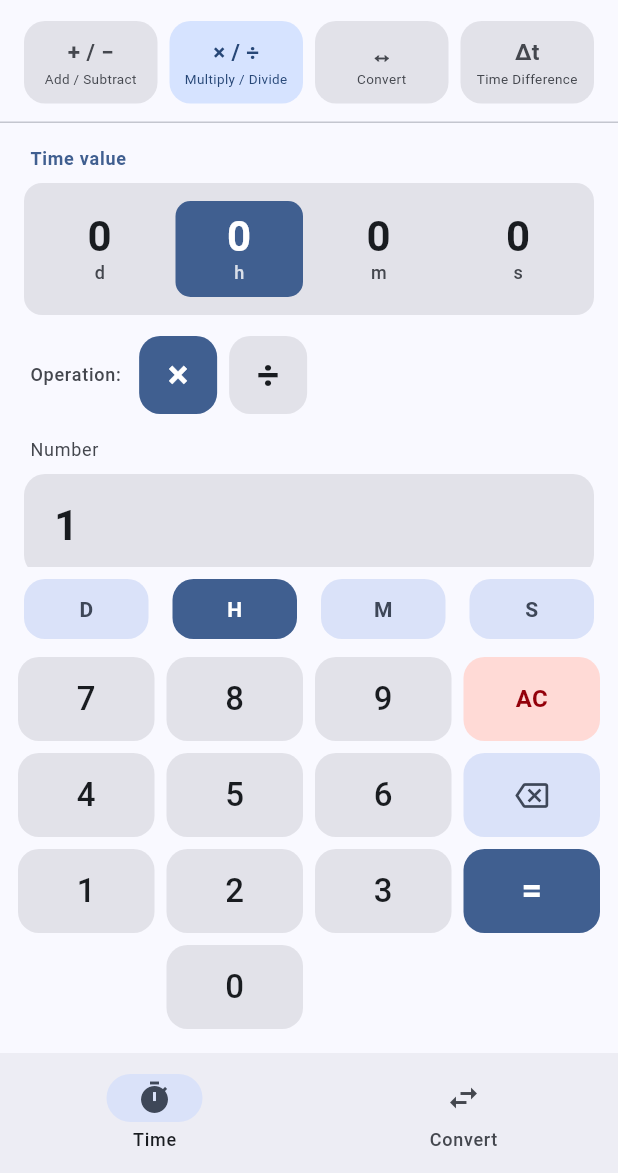
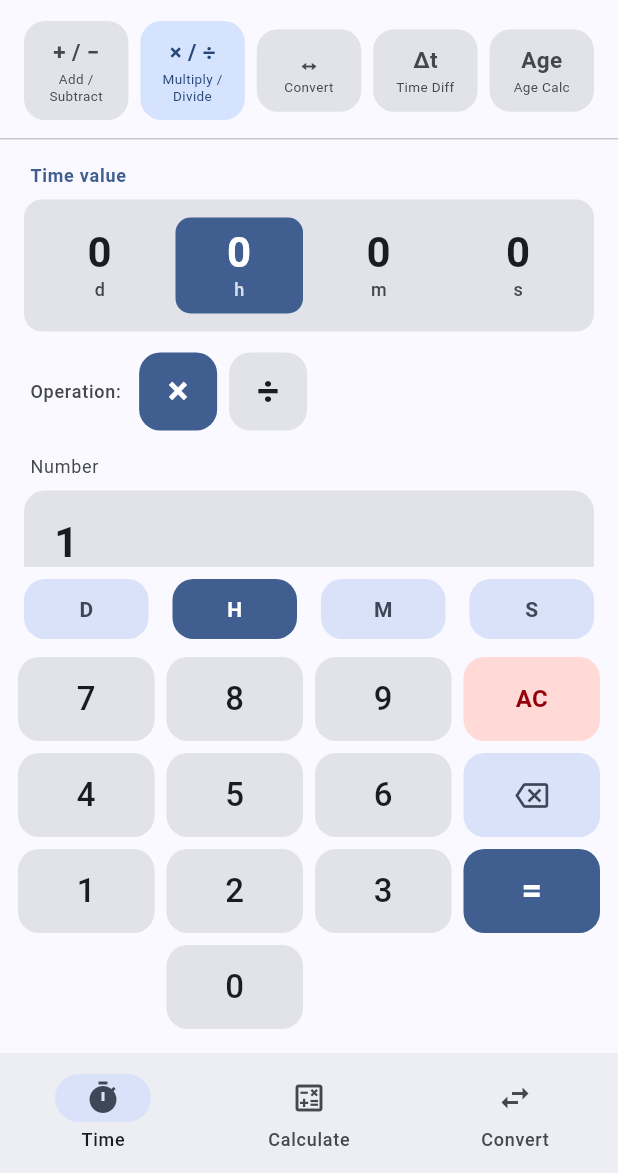
Before and after one commit to ProjectBasisLLC/Universal_Calculator-app, a Flutter app: the screen it shows after launch, after a tap on "× / ÷", on a phone screen of 412 x 824 dp, the part 63-1236 px from its top. Run offline on Flutter 3.47's test engine with Material 3 defaults, Android fonts, the phone set to English and light mode, and no system bars.

Commit message:
Add calculator tab, age calculator, 5 converter categories, and copy-to-clipboard
- Standard calculator screen (3rd bottom-nav tab): +/−/×/÷/%, chained ops, active-operator highlight, long-press copy
- Age calculator mode under Time tab: date picker → years/months/days, total days, next birthday countdown
- 5 new converter categories: Pressure, Energy, Power, Fuel Economy (L/100km inverse handling), Angle
- Long-press copy on all result rows in converter and tip screens

Co-Authored-By: Claude Sonnet 4.6 <noreply@anthropic.com>

```diff
--- a/lib/screens/app_shell.dart
+++ b/lib/screens/app_shell.dart
@@ -1,5 +1,6 @@
 import 'package:flutter/material.dart';
 import 'home_screen.dart';
+import 'calculator_screen.dart';
 import 'unit_converter_home.dart';
 
 class AppShell extends StatefulWidget {
@@ -18,6 +19,7 @@ class _AppShellState extends State<AppShell> {
         index: _tab,
         children: const [
           HomeScreen(),
+          CalculatorScreen(),
           UnitConverterHome(),
         ],
       ),
@@ -31,6 +33,11 @@ class _AppShellState extends State<AppShell> {
             label: 'Time',
           ),
           NavigationDestination(
+            icon: Icon(Icons.calculate_outlined),
+            selectedIcon: Icon(Icons.calculate),
+            label: 'Calculate',
+          ),
+          NavigationDestination(
             icon: Icon(Icons.swap_horiz_outlined),
             selectedIcon: Icon(Icons.swap_horiz),
             label: 'Convert',
--- /dev/null
+++ b/lib/screens/calculator_screen.dart
@@ -0,0 +1,278 @@
+import 'package:flutter/material.dart';
+import 'package:flutter/services.dart';
+
+class CalculatorScreen extends StatefulWidget {
+  const CalculatorScreen({super.key});
+
+  @override
+  State<CalculatorScreen> createState() => _CalculatorScreenState();
+}
+
+class _CalculatorScreenState extends State<CalculatorScreen> {
+  String _display = '0';
+  double? _firstOperand;
+  String? _operator;
+  bool _waitingForSecond = false;
+  bool _justEvaluated = false;
+
+  void _onDigit(String digit) {
+    setState(() {
+      if (_waitingForSecond) {
+        _display = digit == '.' ? '0.' : digit;
+        _waitingForSecond = false;
+      } else if (_display == '0' && digit != '.') {
+        _display = digit;
+      } else if (digit == '.' && _display.contains('.')) {
+        return;
+      } else {
+        if (_display.replaceAll('-', '').replaceAll('.', '').length < 12) {
+          _display += digit;
+        }
+      }
+      _justEvaluated = false;
+    });
+  }
+
+  void _onOperator(String op) {
+    setState(() {
+      final value = double.tryParse(_display) ?? 0;
+      if (_firstOperand != null && !_waitingForSecond && !_justEvaluated) {
+        _display = _fmt(_calculate(_firstOperand!, _operator!, value));
+      }
+      _firstOperand = double.tryParse(_display);
+      _operator = op;
+      _waitingForSecond = true;
+      _justEvaluated = false;
+    });
+  }
+
+  void _onEquals() {
+    if (_firstOperand == null || _operator == null || _waitingForSecond) return;
+    setState(() {
+      final second = double.tryParse(_display) ?? 0;
+      _display = _fmt(_calculate(_firstOperand!, _operator!, second));
+      _firstOperand = null;
+      _operator = null;
+      _justEvaluated = true;
+    });
+  }
+
+  void _onClear() {
+    setState(() {
+      _display = '0';
+      _firstOperand = null;
+      _operator = null;
+      _waitingForSecond = false;
+      _justEvaluated = false;
+    });
+  }
+
+  void _onToggleSign() {
+    setState(() {
+      final v = double.tryParse(_display) ?? 0;
+      _display = _fmt(-v);
+    });
+  }
+
+  void _onPercent() {
+    setState(() {
+      final v = double.tryParse(_display) ?? 0;
+      _display = _fmt(v / 100);
+    });
+  }
+
+  double _calculate(double a, String op, double b) => switch (op) {
+        '+' => a + b,
+        '−' => a - b,
+        '×' => a * b,
+        '÷' => b == 0 ? double.nan : a / b,
+        _ => b,
+      };
+
+  String _fmt(double value) {
+    if (value.isNaN || value.isInfinite) return 'Error';
+    if (value == value.truncateToDouble() && value.abs() < 1e15) {
+      return value.toInt().toString();
+    }
+    String s = value.toStringAsFixed(10);
+    s = s.replaceAll(RegExp(r'0+$'), '');
+    s = s.replaceAll(RegExp(r'\.$'), '');
+    return s;
+  }
+
+  @override
+  Widget build(BuildContext context) {
+    final theme = Theme.of(context);
+    final isDark = theme.brightness == Brightness.dark;
+
+    final opBg = theme.colorScheme.primary;
+    final opFg = theme.colorScheme.onPrimary;
+    final funcBg = theme.colorScheme.secondaryContainer;
+    final funcFg = theme.colorScheme.onSecondaryContainer;
+    final numBg = isDark
+        ? theme.colorScheme.surfaceContainerHighest
+        : theme.colorScheme.surfaceContainerLow;
+    final numFg = theme.colorScheme.onSurface;
+
+    return Scaffold(
+      backgroundColor: theme.colorScheme.surface,
+      appBar: AppBar(
+        title: const Text(
+          'Calculator',
+          style: TextStyle(fontWeight: FontWeight.w700, letterSpacing: 0.3),
+        ),
+        centerTitle: true,
+        backgroundColor: theme.colorScheme.surface,
+        surfaceTintColor: Colors.transparent,
+        elevation: 0,
+      ),
+      body: Column(
+        children: [
+          Expanded(
+            flex: 2,
+            child: GestureDetector(
+              onLongPress: () {
+                Clipboard.setData(ClipboardData(text: _display));
+                ScaffoldMessenger.of(context).showSnackBar(
+                  const SnackBar(
+                    content: Text('Copied to clipboard'),
+                    duration: Duration(seconds: 1),
+                  ),
+                );
+              },
+              child: Container(
+                width: double.infinity,
+                padding: const EdgeInsets.symmetric(horizontal: 24, vertical: 8),
+                alignment: Alignment.bottomRight,
+                child: Column(
+                  mainAxisAlignment: MainAxisAlignment.end,
+                  crossAxisAlignment: CrossAxisAlignment.end,
+                  children: [
+                    if (_operator != null)
+                      Text(
+                        '${_fmt(_firstOperand ?? 0)} $_operator',
+                        style: theme.textTheme.titleMedium?.copyWith(
+                          color: theme.colorScheme.onSurfaceVariant,
+                        ),
+                      ),
+                    FittedBox(
+                      fit: BoxFit.scaleDown,
+                      alignment: Alignment.centerRight,
+                      child: Text(
+                        _display,
+                        style: theme.textTheme.displayLarge?.copyWith(
+                          fontWeight: FontWeight.w300,
+                          color: theme.colorScheme.onSurface,
+                        ),
+                      ),
+                    ),
+                  ],
+                ),
+              ),
+            ),
+          ),
+          Expanded(
+            flex: 5,
+            child: Padding(
+              padding: const EdgeInsets.fromLTRB(12, 0, 12, 12),
+              child: Column(
+                children: [
+                  _row([
+                    _Btn(label: (_display == '0' && _firstOperand == null) ? 'AC' : 'C', bg: funcBg, fg: funcFg, onTap: _onClear),
+                    _Btn(label: '+/−', bg: funcBg, fg: funcFg, onTap: _onToggleSign),
+                    _Btn(label: '%', bg: funcBg, fg: funcFg, onTap: _onPercent),
+                    _Btn(label: '÷', bg: opBg, fg: opFg, active: _operator == '÷', onTap: () => _onOperator('÷')),
+                  ]),
+                  _row([
+                    _Btn(label: '7', bg: numBg, fg: numFg, onTap: () => _onDigit('7')),
+                    _Btn(label: '8', bg: numBg, fg: numFg, onTap: () => _onDigit('8')),
+                    _Btn(label: '9', bg: numBg, fg: numFg, onTap: () => _onDigit('9')),
+                    _Btn(label: '×', bg: opBg, fg: opFg, active: _operator == '×', onTap: () => _onOperator('×')),
+                  ]),
+                  _row([
+                    _Btn(label: '4', bg: numBg, fg: numFg, onTap: () => _onDigit('4')),
+                    _Btn(label: '5', bg: numBg, fg: numFg, onTap: () => _onDigit('5')),
+                    _Btn(label: '6', bg: numBg, fg: numFg, onTap: () => _onDigit('6')),
+                    _Btn(label: '−', bg: opBg, fg: opFg, active: _operator == '−', onTap: () => _onOperator('−')),
+                  ]),
+                  _row([
+                    _Btn(label: '1', bg: numBg, fg: numFg, onTap: () => _onDigit('1')),
+                    _Btn(label: '2', bg: numBg, fg: numFg, onTap: () => _onDigit('2')),
+                    _Btn(label: '3', bg: numBg, fg: numFg, onTap: () => _onDigit('3')),
+                    _Btn(label: '+', bg: opBg, fg: opFg, active: _operator == '+', onTap: () => _onOperator('+')),
+                  ]),
+                  Expanded(
+                    child: Row(
+                      children: [
+                        Expanded(
+                          flex: 2,
+                          child: _Btn(label: '0', bg: numBg, fg: numFg, onTap: () => _onDigit('0'), alignLeft: true),
+                        ),
+                        Expanded(child: _Btn(label: '.', bg: numBg, fg: numFg, onTap: () => _onDigit('.'))),
+                        Expanded(child: _Btn(label: '=', bg: opBg, fg: opFg, onTap: _onEquals)),
+                      ],
+                    ),
+                  ),
+                ],
+              ),
+            ),
+          ),
+        ],
+      ),
+    );
+  }
+
+  Widget _row(List<Widget> btns) => Expanded(
+        child: Row(children: btns.map((b) => Expanded(child: b)).toList()),
+      );
+}
+
+class _Btn extends StatelessWidget {
+  final String label;
+  final Color bg;
+  final Color fg;
+  final VoidCallback onTap;
+  final bool active;
+  final bool alignLeft;
+
+  const _Btn({
+    required this.label,
+    required this.bg,
+    required this.fg,
+    required this.onTap,
+    this.active = false,
+    this.alignLeft = false,
+  });
+
+  @override
+  Widget build(BuildContext context) {
+    final theme = Theme.of(context);
+    final effectiveBg = active ? fg : bg;
+    final effectiveFg = active ? bg : fg;
+
+    return Padding(
+      padding: const EdgeInsets.all(4),
+      child: Material(
+        color: effectiveBg,
+        borderRadius: BorderRadius.circular(100),
+        child: InkWell(
+          borderRadius: BorderRadius.circular(100),
+          onTap: onTap,
+          child: Align(
+            alignment: alignLeft ? Alignment.centerLeft : Alignment.center,
+            child: Padding(
+              padding: EdgeInsets.only(left: alignLeft ? 28 : 0),
+              child: Text(
+                label,
+                style: theme.textTheme.headlineMedium?.copyWith(
+                  color: effectiveFg,
+                  fontWeight: FontWeight.w400,
+                ),
+              ),
+            ),
+          ),
+        ),
+      ),
+    );
+  }
+}
--- a/lib/screens/home_screen.dart
+++ b/lib/screens/home_screen.dart
@@ -3,6 +3,7 @@ import 'add_subtract_screen.dart';
 import 'multiply_divide_screen.dart';
 import 'convert_screen.dart';
 import 'time_diff_screen.dart';
+import 'age_calculator_screen.dart';
 
 class HomeScreen extends StatefulWidget {
   const HomeScreen({super.key});
@@ -17,7 +18,8 @@ class _HomeScreenState extends State<HomeScreen> {
     _Mode(symbol: '+ / −', title: 'Add / Subtract', icon: Icons.add_circle_outline),
     _Mode(symbol: '× / ÷', title: 'Multiply / Divide', icon: Icons.close),
     _Mode(symbol: '↔', title: 'Convert', icon: Icons.swap_horiz_rounded),
-    _Mode(symbol: 'Δt', title: 'Time Difference', icon: Icons.date_range_outlined),
+    _Mode(symbol: 'Δt', title: 'Time Diff', icon: Icons.date_range_outlined),
+    _Mode(symbol: 'Age', title: 'Age Calc', icon: Icons.cake_outlined),
   ];
 
   @override
@@ -66,6 +68,7 @@ class _HomeScreenState extends State<HomeScreen> {
                 MultiplyDivideScreen(),
                 ConvertScreen(),
                 TimeDiffScreen(),
+                AgeCalculatorScreen(),
               ],
             ),
           ),
```
Also changed, not shown: lib/models/unit_category.dart (+90 -0 lines), lib/screens/age_calculator_screen.dart (added, +296 -0 lines), lib/screens/tip_screen.dart (+13 -1 lines), lib/screens/unit_converter_screen.dart (+22 -1 lines).
